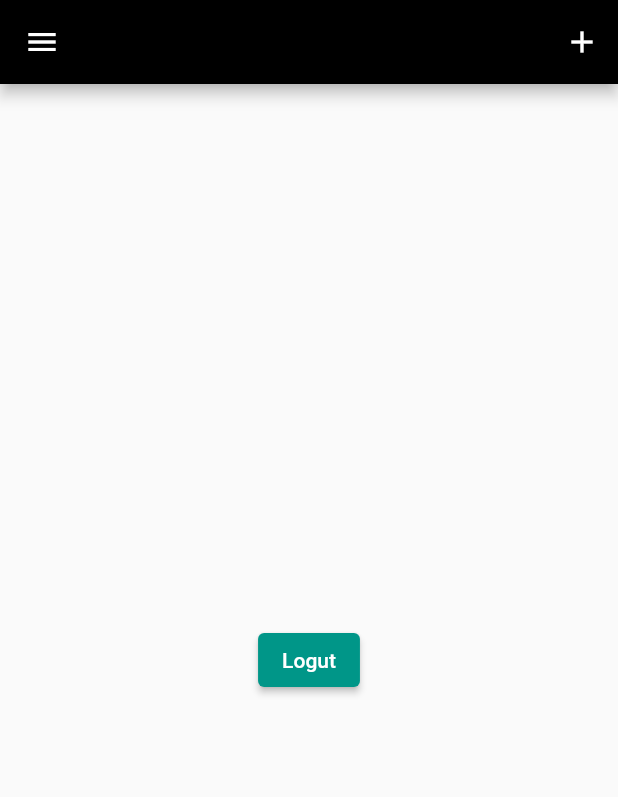
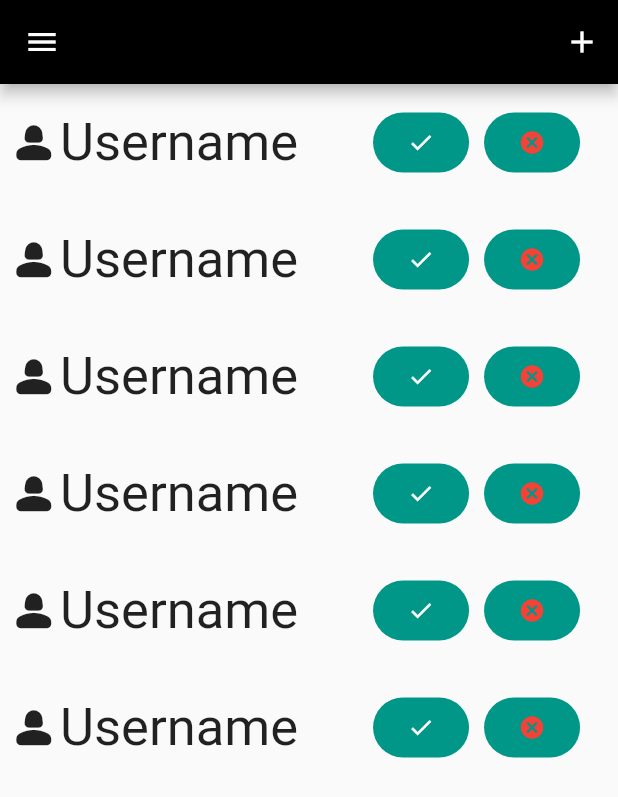
Before and after one commit to SlyteBot/Flutter_Chat_App, a Flutter app: the RequestsPage screen opened directly, on a phone screen of 412 x 824 dp. Shown: the top 797 px of the screen. Run offline on Flutter 3.47's test engine with Material 2 defaults, Android fonts, the phone set to English and light mode, and no system bars; our stand-ins replace cloud_firestore, firebase_auth, firebase_core; accounts and stored records are empty.

Commit message:
Request Tile

```diff
--- a/lib/pages/requests_page.dart
+++ b/lib/pages/requests_page.dart
@@ -1,7 +1,9 @@
 import 'package:flutter/material.dart';
+import 'package:flutter_project_chat_app/models/requests_model.dart';
 import 'package:flutter_project_chat_app/pages/friends_page.dart';
 import 'package:flutter_project_chat_app/pages/home_page.dart';
 import 'package:flutter_project_chat_app/widgets/drawer_for_loggedin.dart';
+import 'package:flutter_project_chat_app/widgets/request_tile.dart';
 
 import '../services/auth_service.dart';
 import '../widgets/widgets.dart';
@@ -31,19 +33,51 @@ class _RequestsPageState extends State<RequestsPage> {
         ],
       ),
       drawer: getDrawer(index, context),
-      body: SafeArea(
-        child: Center(
-          child: ElevatedButton(
-            onPressed: () {
-              AuthService authService = AuthService();
-              authService.signOutUser();
-              Navigator.of(context).pushAndRemoveUntil(
-                  MaterialPageRoute(builder: (context) => const LoginPage()),
-                  (route) => false);
-            },
-            child: const Text("Logut"),
+      body: SingleChildScrollView(
+        child: Column(children: [
+          RequestTile(
+            request: RequestModel(
+                receiverUid: "1234",
+                senderUid: "4312",
+                accepted: false,
+                acknowleged: false),
           ),
-        ),
+          RequestTile(
+            request: RequestModel(
+                receiverUid: "1234",
+                senderUid: "4312",
+                accepted: false,
+                acknowleged: false),
+          ),
+          RequestTile(
+            request: RequestModel(
+                receiverUid: "1234",
+                senderUid: "4312",
+                accepted: false,
+                acknowleged: false),
+          ),
+          RequestTile(
+            request: RequestModel(
+                receiverUid: "1234",
+                senderUid: "4312",
+                accepted: false,
+                acknowleged: false),
+          ),
+          RequestTile(
+            request: RequestModel(
+                receiverUid: "1234",
+                senderUid: "4312",
+                accepted: false,
+                acknowleged: false),
+          ),
+          RequestTile(
+            request: RequestModel(
+                receiverUid: "1234",
+                senderUid: "4312",
+                accepted: false,
+                acknowleged: false),
+          ),
+        ]),
       ),
     );
   }
--- /dev/null
+++ b/lib/widgets/request_tile.dart
@@ -0,0 +1,51 @@
+import 'package:flutter/material.dart';
+import 'package:flutter_project_chat_app/models/requests_model.dart';
+
+class RequestTile extends StatefulWidget {
+  final RequestModel request;
+  const RequestTile({Key? key, required this.request}) : super(key: key);
+
+  @override
+  State<RequestTile> createState() => _RequestTileState();
+}
+
+class _RequestTileState extends State<RequestTile> {
+  @override
+  Widget build(BuildContext context) {
+    return Container(
+      padding: const EdgeInsets.symmetric(horizontal: 5, vertical: 15),
+      child: Row(
+        crossAxisAlignment: CrossAxisAlignment.center,
+        mainAxisAlignment: MainAxisAlignment.start,
+        children: [
+          Icon(
+            Icons.person_2_rounded,
+            size: 35,
+          ),
+          Text(
+            "Username",
+            style: TextStyle(fontSize: 35),
+          ),
+          SizedBox(
+            width: 50,
+          ),
+          FilledButton(
+            onPressed: () {},
+            child: Icon(Icons.check),
+          ),
+          SizedBox(
+            width: 10,
+          ),
+          FilledButton(
+            style: ButtonStyle(),
+            onPressed: () {},
+            child: Icon(
+              Icons.cancel,
+              color: Colors.red,
+            ),
+          )
+        ],
+      ),
+    );
+  }
+}
```
